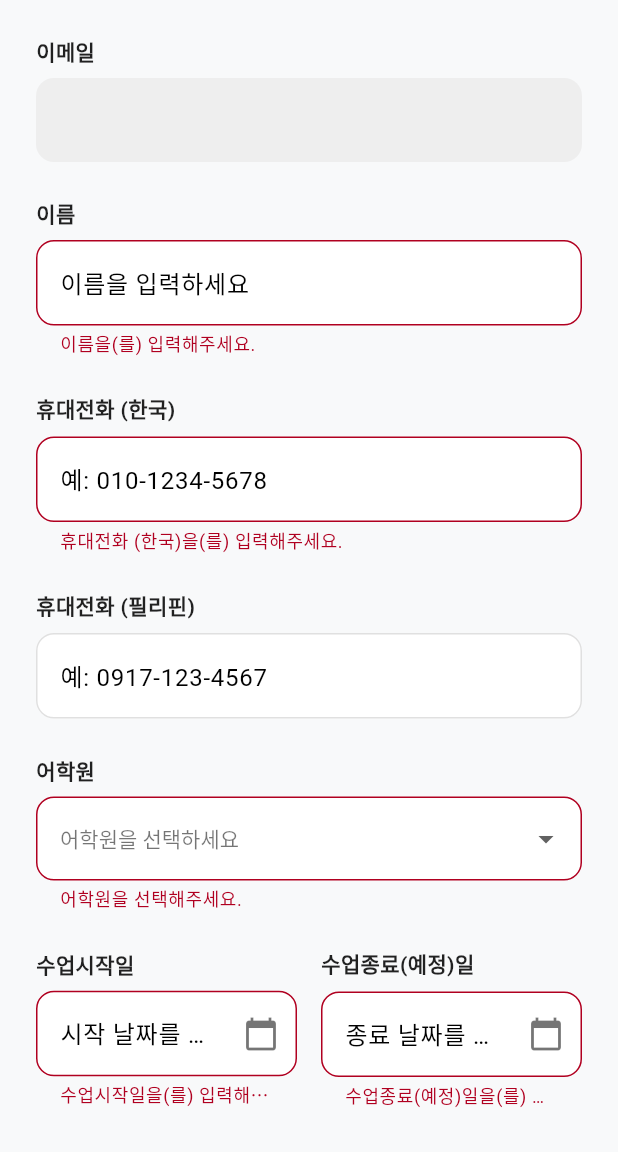
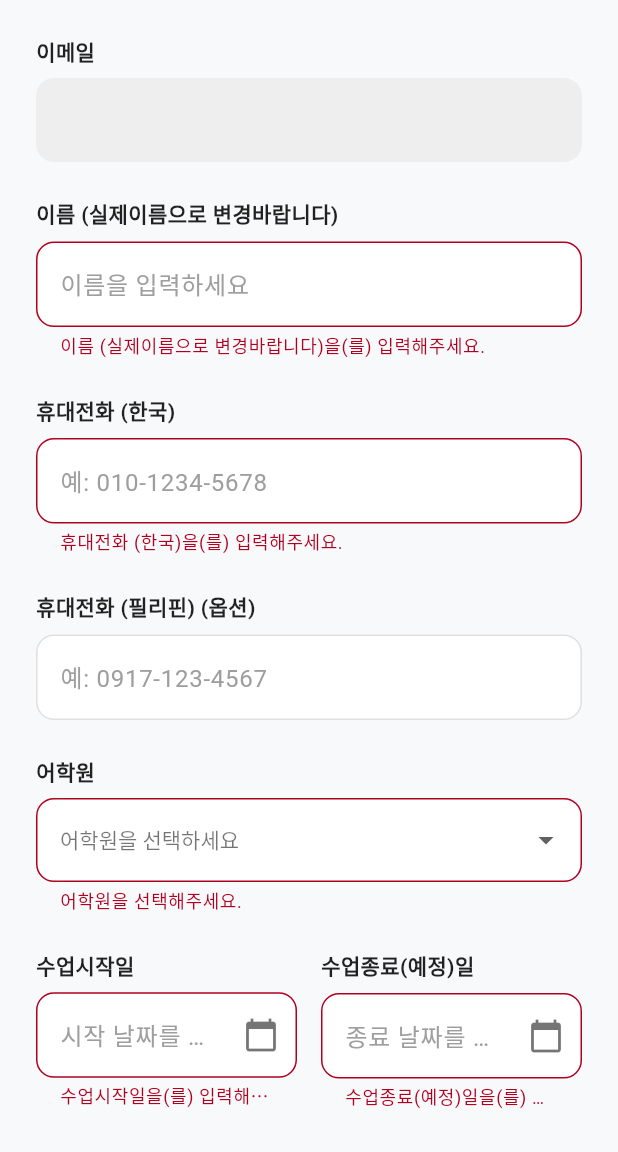
Before and after one commit to sunmoonscc-ai/uhakae-app, a Flutter app: the ProfileEditScreen screen opened directly, after a tap on "저장하기", on a phone screen of 412 x 824 dp, the part 84-1236 px from its top. Run offline on Flutter 3.47's test engine with Material 3 defaults, Android fonts, the phone set to English and light mode, and no system bars; our stand-ins replace cached_network_image, cloud_firestore, connectivity_plus, firebase_auth, firebase_core, firebase_storage and 10 more; accounts and stored records are empty; network calls fail.

Commit message:
20260708_0916

```diff
--- a/lib/screens/profile_edit_screen.dart
+++ b/lib/screens/profile_edit_screen.dart
@@ -208,6 +208,7 @@ class _ProfileEditScreenState extends State<ProfileEditScreen> {
           onTap: (isDate && enabled) ? () => _selectDate(context, controller) : null,
           decoration: InputDecoration(
             hintText: hint,
+            hintStyle: const TextStyle(color: Colors.grey),
             filled: true,
             fillColor: enabled ? (isDarkMode ? Colors.grey[900] : Colors.white) : (isDarkMode ? Colors.grey[800] : Colors.grey[200]),
             border: OutlineInputBorder(
@@ -232,7 +233,7 @@ class _ProfileEditScreenState extends State<ProfileEditScreen> {
             color: enabled ? (isDarkMode ? Colors.white : Colors.black) : (isDarkMode ? Colors.white54 : Colors.black54),
           ),
           validator: enabled ? (value) {
-            if (label == '휴대전화 (필리핀)') return null; // 필리핀 번호는 선택사항
+            if (label == '휴대전화 (필리핀)' || label == '휴대전화 (필리핀) (옵션)') return null; // 필리핀 번호는 선택사항
             if (value == null || value.isEmpty) {
               return '$label을(를) 입력해주세요.';
             }
@@ -385,9 +386,9 @@ class _ProfileEditScreenState extends State<ProfileEditScreen> {
                       ),
                     ),
                     const SizedBox(height: 24),
-                    _buildTextField('이름', _nameController, isDarkMode, hint: '이름을 입력하세요'),
+                    _buildTextField('이름 (실제이름으로 변경바랍니다)', _nameController, isDarkMode, hint: '이름을 입력하세요'),
                     _buildTextField('휴대전화 (한국)', _phoneKrController, isDarkMode, hint: '예: 010-1234-5678', keyboardType: TextInputType.phone),
-                    _buildTextField('휴대전화 (필리핀)', _phonePhController, isDarkMode, hint: '예: 0917-123-4567', keyboardType: TextInputType.phone),
+                    _buildTextField('휴대전화 (필리핀) (옵션)', _phonePhController, isDarkMode, hint: '예: 0917-123-4567', keyboardType: TextInputType.phone),
                     _buildSchoolDropdown(isDarkMode),
                     Row(
                       children: [
```
Also changed, not shown: 1 other file.
